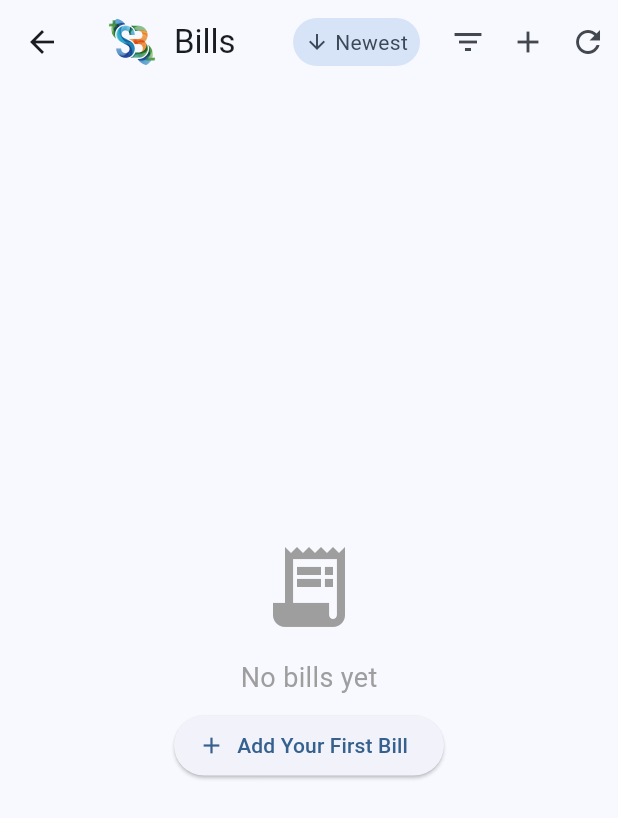
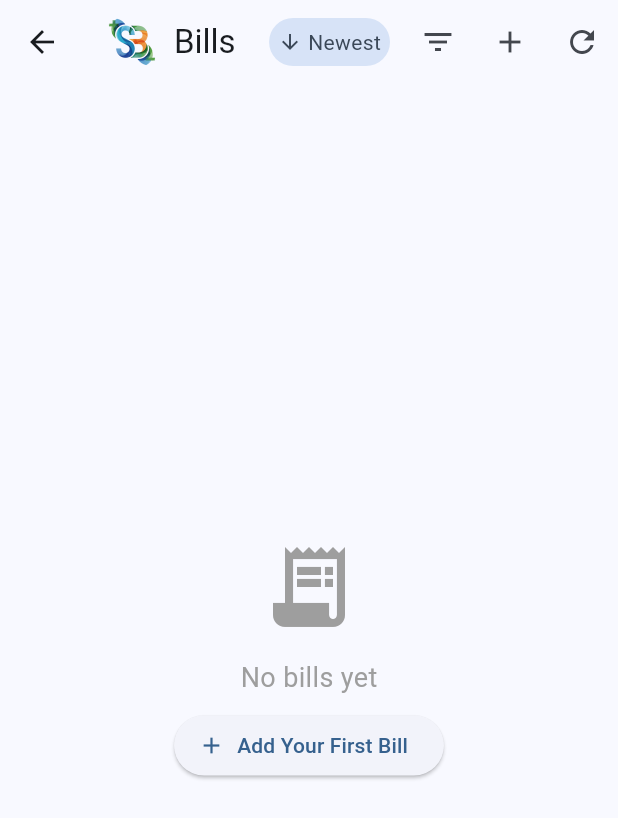
Before and after one commit to allapcallapc/SplitBalance, a Flutter app: the BillsListScreen screen opened directly, on a phone screen of 412 x 824 dp. Shown: the top 818 px of the screen. Run offline on Flutter 3.47's test engine with Material 3 defaults, Android fonts, the phone set to English and light mode, and no system bars; our stand-ins replace package_info_plus, shared_preferences, supabase_flutter; missing offline and left inert: dart:html, dart:ui_web; accounts and stored records are empty; network calls fail.

Commit message:
fix: tighten overall spacing in the bills screen app bar
Shrink the icon buttons from VisualDensity.compact's 40px floor down
to an explicit 36px (padding 6 + 24px icon), and match the chip's
padding to it, so the whole action row sits closer together. Keeps a
smaller compensating gap before the filter icon for its tighter glyph.

Co-Authored-By: Claude Sonnet 5 <noreply@anthropic.com>
Claude-Session: https://claude.ai/code/session_01FDuApdV9HMoHAKLNyQeV4v

```diff
--- a/lib/screens/bills_list_screen.dart
+++ b/lib/screens/bills_list_screen.dart
@@ -439,7 +439,7 @@ class _BillsListScreenState extends State<BillsListScreen>
                       onTap: () => _showSortModal(context),
                       child: Padding(
                         padding: const EdgeInsets.symmetric(
-                            horizontal: 8, vertical: 6),
+                            horizontal: 6, vertical: 6),
                         child: Row(
                           mainAxisSize: MainAxisSize.min,
                           children: [
@@ -470,7 +470,7 @@ class _BillsListScreenState extends State<BillsListScreen>
           // glyph itself), so without this the gap before it reads tighter
           // than the other gaps in this row even though the tap targets are
           // evenly spaced.
-          const SizedBox(width: 12),
+          const SizedBox(width: 8),
           Consumer<BillsProvider>(
             builder: (context, billsProvider, child) => IconButton(
               icon: Badge(
@@ -480,7 +480,8 @@ class _BillsListScreenState extends State<BillsListScreen>
               ),
               onPressed: () => _showFilterModal(context),
               tooltip: l10n.filters,
-              visualDensity: VisualDensity.compact,
+              padding: const EdgeInsets.all(6),
+              constraints: const BoxConstraints(minWidth: 36, minHeight: 36),
             ),
           ),
           IconButton(
@@ -497,13 +498,15 @@ class _BillsListScreenState extends State<BillsListScreen>
               }
             },
             tooltip: l10n.addBillTooltip,
-            visualDensity: VisualDensity.compact,
+            padding: const EdgeInsets.all(6),
+            constraints: const BoxConstraints(minWidth: 36, minHeight: 36),
           ),
           IconButton(
             icon: const Icon(Icons.refresh),
             onPressed: _loadData,
             tooltip: l10n.refreshTooltip,
-            visualDensity: VisualDensity.compact,
+            padding: const EdgeInsets.all(6),
+            constraints: const BoxConstraints(minWidth: 36, minHeight: 36),
           ),
         ],
       ),
```
